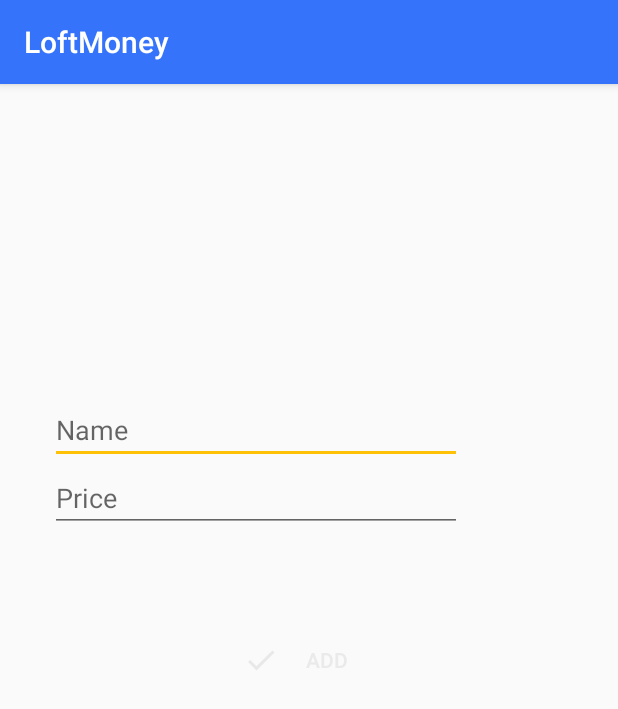
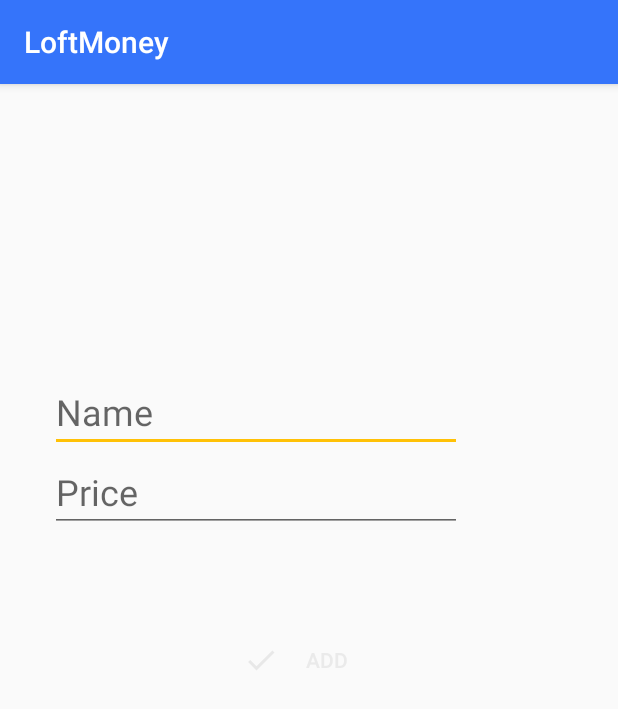
Before and after one commit to temofeyk/LoftMoney, an Android app: the screen it shows after launch (AddItemActivity), on a phone screen of 412 x 824 dp. Shown: the top 709 px of the screen. Run offline under Robolectric (Android 15) with nearby library versions, the phone set to English and light mode, and no system bars.

Commit message:
code reformated

```diff
--- a/app/src/main/java/com/temofey/k/android/loftmoney/activities/AddItemActivity.java
+++ b/app/src/main/java/com/temofey/k/android/loftmoney/activities/AddItemActivity.java
@@ -29,19 +29,16 @@ public class AddItemActivity extends AppCompatActivity {
         etName.addTextChangedListener(new TextWatcher() {
             @Override
             public void beforeTextChanged(CharSequence s, int start, int count, int after) {
-
             }
 
             @Override
             public void onTextChanged(CharSequence s, int start, int before, int count) {
-
             }
 
             @Override
             public void afterTextChanged(final Editable editable) {
                 strName = editable.toString();
                 checkEditTextHasText();
-
             }
 
         });
@@ -49,42 +46,31 @@ public class AddItemActivity extends AppCompatActivity {
         etPrice.addTextChangedListener(new TextWatcher() {
             @Override
             public void beforeTextChanged(CharSequence s, int start, int count, int after) {
-
             }
 
             @Override
             public void onTextChanged(CharSequence s, int start, int before, int count) {
-
             }
 
             @Override
             public void afterTextChanged(final Editable s) {
                 strPrice = s.toString();
                 checkEditTextHasText();
-
             }
         });
 
         btnAdd = findViewById(R.id.btnAddItemAdd);
-        btnAdd.setOnClickListener(new View.OnClickListener() {
-
-            @Override
-            public void onClick(final View v) {
-
-                if (!TextUtils.isEmpty(strName) && !TextUtils.isEmpty(strPrice)) {
-                    Toast toast = Toast.makeText(getApplicationContext(),
-                            R.string.btnAddItemAddTitle, Toast.LENGTH_SHORT);
-                    toast.show();
-                    finish();
-                }
+        btnAdd.setOnClickListener(v -> {
+            if (!TextUtils.isEmpty(strName) && !TextUtils.isEmpty(strPrice)) {
+                Toast toast = Toast.makeText(getApplicationContext(),
+                        R.string.btnAddItemAddTitle, Toast.LENGTH_SHORT);
+                toast.show();
+                finish();
             }
         });
     }
 
     public void checkEditTextHasText() {
         btnAdd.setEnabled(!TextUtils.isEmpty(strName) && !TextUtils.isEmpty(strPrice));
-
     }
-
-
 }
--- a/app/src/main/res/layout/activity_add_item.xml
+++ b/app/src/main/res/layout/activity_add_item.xml
@@ -6,7 +6,7 @@
     <LinearLayout
         android:layout_width="match_parent"
         android:layout_height="wrap_content"
-        android:layout_above="@+id/btnAddItemAdd"
+        android:layout_above="@id/btnAddItemAdd"
         android:layout_marginBottom="@dimen/add_item_margin_bottom"
         android:orientation="vertical"
         android:paddingStart="@dimen/add_item_padding_start"
@@ -15,12 +15,17 @@
             android:id="@+id/etAddItemName"
             android:layout_width="match_parent"
             android:layout_height="wrap_content"
-            android:hint="@string/etAddItemNameHint"/>
+            style="@style/addItemEditText"
+            android:autofillHints="@string/etAddItemNameHint"
+            android:hint="@string/etAddItemNameHint"
+            android:inputType="text" />
         <EditText
             android:id="@+id/etAddItemPrice"
             android:layout_width="match_parent"
             android:layout_height="wrap_content"
             android:hint="@string/etAddItemPriceHint"
+            style="@style/addItemEditText"
+            android:autofillHints="@string/etAddItemPriceHint"
             android:inputType="numberDecimal" />
     </LinearLayout>
     <Button
@@ -29,7 +34,7 @@
         android:layout_height="wrap_content"
         android:textColor="@color/add_button_text_color_selector"
         android:enabled="false"
-        android:drawableLeft="@drawable/check_selector"
+        android:drawableStart="@drawable/check_selector"
         android:layout_centerHorizontal="true"
         android:layout_centerVertical="true"
         android:background="@null"
--- a/app/src/main/res/values/styles.xml
+++ b/app/src/main/res/values/styles.xml
@@ -7,5 +7,11 @@
         <item name="colorPrimaryDark">@color/colorPrimaryDark</item>
         <item name="colorAccent">@color/colorAccent</item>
     </style>
+    <!--    Add item activity-->
+    <style name="addItemEditText">
+        <item name="android:textSize">24sp</item>
+        <item name="android:fontFamily">sans-serif</item>
+        <item name="android:textStyle">normal</item>
+    </style>
 
 </resources>
```
